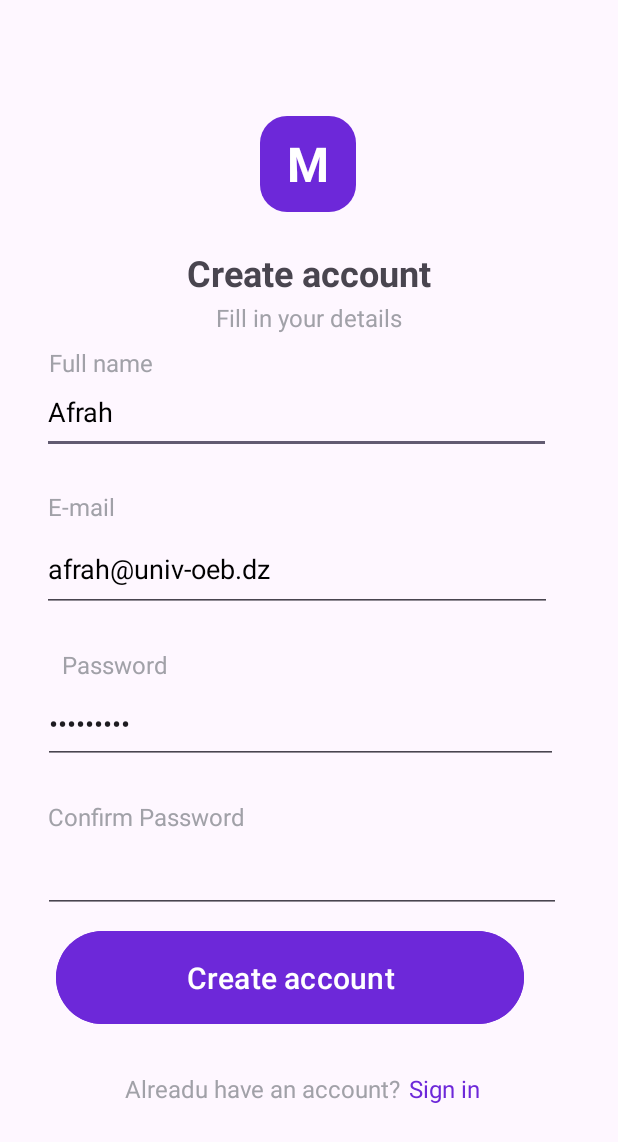
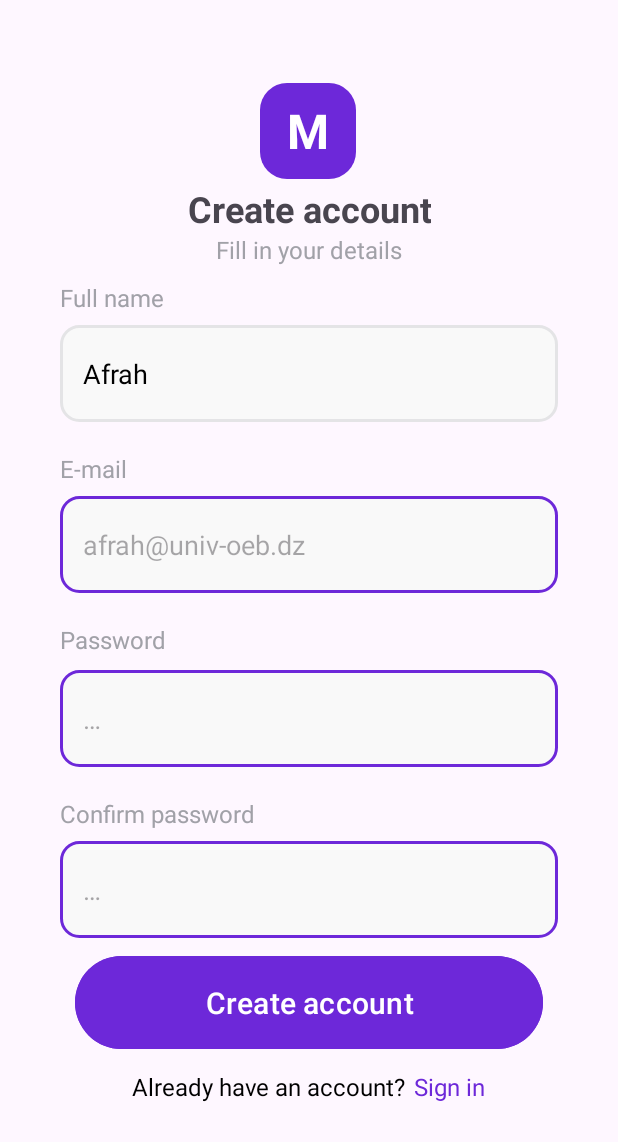
Before and after one commit to RyZeDZ/MyNotes-App, an Android app: the screen it shows after launch (MainActivity), on a phone screen of 412 x 824 dp. Shown: the top 1142 px of the screen. Run offline under Robolectric (Android 15) with nearby library versions, the light colour scheme and no system bars.

Commit message:
Add register activitiy

```diff
--- a/app/src/main/res/drawable/search_bg.xml
+++ b/app/src/main/res/drawable/search_bg.xml
@@ -1,6 +1,17 @@
 <?xml version="1.0" encoding="utf-8"?>
-<shape xmlns:android="http://schemas.android.com/apk/res/android">
-    <solid android:color="#E9EAEB" />
-    <corners android:radius="18dp" />
-    <stroke android:width="1dp" android:color="#E5E7EB"/>
-</shape>
+<selector xmlns:android="http://schemas.android.com/apk/res/android">
+    <item android:state_focused="false">
+        <shape>
+            <solid android:color="@color/background" />
+            <corners android:radius="12dp" />
+            <stroke android:width="2dp" android:color="@color/accent" />
+        </shape>
+    </item>
+    <item>
+        <shape>
+            <solid android:color="@color/background" />
+            <corners android:radius="12dp" />
+            <stroke android:width="2dp" android:color="@color/border" />
+        </shape>
+    </item>
+</selector>
--- a/app/src/main/res/layout/activity_main.xml
+++ b/app/src/main/res/layout/activity_main.xml
@@ -14,7 +14,7 @@
         android:id="@+id/textView3"
         android:layout_width="wrap_content"
         android:layout_height="wrap_content"
-        android:layout_marginTop="72dp"
+        android:layout_marginTop="50dp"
         android:width="64dp"
         android:height="64dp"
         android:background="@drawable/bg_color"
@@ -30,32 +30,28 @@
 
     <TextView
         android:id="@+id/textView7"
-        android:layout_width="240dp"
-        android:layout_height="81dp"
-        android:layout_marginBottom="96dp"
+        android:layout_width="wrap_content"
+        android:layout_height="wrap_content"
+        android:layout_marginTop="3dp"
         android:gravity="center"
         android:text="@string/register_create_account"
         android:textSize="24sp"
         android:textStyle="bold"
-        app:layout_constraintBottom_toTopOf="@+id/editTextText"
         app:layout_constraintEnd_toEndOf="parent"
-        app:layout_constraintHorizontal_bias="0.497"
         app:layout_constraintStart_toStartOf="parent"
         app:layout_constraintTop_toBottomOf="@+id/textView3"
-        app:layout_constraintVertical_bias="0.0"
         app:layout_marginBaseline="5dp" />
 
     <TextView
         android:id="@+id/textView8"
         android:layout_width="wrap_content"
         android:layout_height="wrap_content"
-        android:layout_marginTop="59dp"
         android:text="@string/register_fill_details"
         android:textColor="#A1A1A8"
         android:textSize="16sp"
         app:layout_constraintEnd_toEndOf="parent"
         app:layout_constraintStart_toStartOf="parent"
-        app:layout_constraintTop_toBottomOf="@+id/textView3" />
+        app:layout_constraintTop_toBottomOf="@+id/textView7" />
 
     <Button
         android:id="@+id/button2"
@@ -66,97 +62,106 @@
         android:text="@string/register_create_account"
         android:textSize="20sp"
         app:layout_constraintEnd_toEndOf="parent"
-        app:layout_constraintHorizontal_bias="0.373"
         app:layout_constraintStart_toStartOf="parent"
         app:layout_constraintTop_toBottomOf="@+id/editTextTextPassword2" />
 
     <EditText
         android:id="@+id/editTextText"
-        android:layout_width="339dp"
-        android:layout_height="56dp"
-        android:layout_marginTop="24dp"
+        android:layout_width="match_parent"
+        android:layout_height="wrap_content"
+        android:layout_marginStart="40dp"
+        android:layout_marginTop="7dp"
+        android:layout_marginEnd="40dp"
+        android:autofillHints="username"
+        android:background="@drawable/search_bg"
         android:ems="10"
-        android:autofillHints="username"
         android:hint="@string/register_af"
         android:inputType="text"
-        android:text="@string/register_af"
-        android:textColor="@color/black"
+        android:padding="20dp"
+        android:paddingStart="15dp"
+        android:paddingEnd="15dp"
         android:textColorHighlight="@color/black"
         android:textColorHint="@color/black"
         android:textColorLink="@color/black"
         app:layout_constraintEnd_toEndOf="parent"
-        app:layout_constraintHorizontal_bias="0.386"
         app:layout_constraintStart_toStartOf="parent"
-        app:layout_constraintTop_toBottomOf="@+id/textView8" />
+        app:layout_constraintTop_toBottomOf="@+id/textView5" />
 
     <EditText
         android:id="@+id/editTextTextEmailAddress"
-        android:layout_width="340dp"
-        android:layout_height="57dp"
-        android:layout_marginTop="48dp"
+        android:layout_width="match_parent"
+        android:layout_height="wrap_content"
+        android:layout_marginStart="40dp"
+        android:layout_marginTop="7dp"
+        android:layout_marginEnd="40dp"
+        android:autofillHints="emailAddress"
+        android:background="@drawable/search_bg"
         android:ems="10"
-        android:autofillHints="emailAddress"
         android:hint="@string/register_univ"
         android:inputType="textEmailAddress"
+        android:padding="20dp"
+        android:paddingStart="15dp"
+        android:paddingEnd="15dp"
         android:textColor="@color/black"
         android:textColorHighlight="@color/black"
-        android:textColorHint="@color/black"
         android:textColorLink="@color/black"
         app:layout_constraintEnd_toEndOf="parent"
-        app:layout_constraintHorizontal_bias="0.39"
+        app:layout_constraintHorizontal_bias="0.379"
         app:layout_constraintStart_toStartOf="parent"
-        app:layout_constraintTop_toBottomOf="@+id/editTextText" />
+        app:layout_constraintTop_toBottomOf="@+id/textView9" />
+
     <EditText
         android:id="@+id/editTextTextPassword"
-        android:layout_width="343dp"
-        android:layout_height="53dp"
-        android:layout_marginTop="48dp"
+        android:layout_width="match_parent"
+        android:layout_height="wrap_content"
+        android:layout_marginStart="40dp"
+        android:layout_marginTop="7dp"
+        android:layout_marginEnd="40dp"
         android:autofillHints="password"
+        android:background="@drawable/search_bg"
         android:ems="10"
+        android:hint="@string/register_passhint"
         android:inputType="textPassword"
-        android:text="@string/register_ar"
+        android:padding="20dp"
+        android:paddingStart="15dp"
+        android:paddingEnd="15dp"
         app:layout_constraintEnd_toEndOf="parent"
-        app:layout_constraintHorizontal_bias="0.416"
         app:layout_constraintStart_toStartOf="parent"
-        app:layout_constraintTop_toBottomOf="@+id/editTextTextEmailAddress" />
+        app:layout_constraintTop_toBottomOf="@+id/textView10" />
 
     <TextView
         android:id="@+id/textView5"
         android:layout_width="wrap_content"
         android:layout_height="wrap_content"
-        android:layout_marginTop="8dp"
+        android:layout_marginStart="40dp"
+        android:layout_marginTop="10dp"
         android:text="@string/register_name"
         android:textColor="#A1A1A8"
         android:textSize="16sp"
-        app:layout_constraintEnd_toEndOf="parent"
-        app:layout_constraintHorizontal_bias="0.095"
         app:layout_constraintStart_toStartOf="parent"
-        app:layout_constraintTop_toBottomOf="@+id/textView7" />
+        app:layout_constraintTop_toBottomOf="@+id/textView8" />
 
     <TextView
         android:id="@+id/textView9"
         android:layout_width="wrap_content"
         android:layout_height="wrap_content"
-        android:layout_marginTop="24dp"
+        android:layout_marginStart="40dp"
+        android:layout_marginTop="20dp"
         android:text="@string/register_mail"
         android:textColor="#A1A1A8"
         android:textSize="16sp"
-        app:layout_constraintEnd_toEndOf="parent"
-        app:layout_constraintHorizontal_bias="0.088"
         app:layout_constraintStart_toStartOf="parent"
-        app:layout_constraintTop_toBottomOf="@+id/editTextText"
-        app:layout_marginBaseline="4dp" />
+        app:layout_constraintTop_toBottomOf="@+id/editTextText" />
 
     <TextView
         android:id="@+id/textView10"
         android:layout_width="86dp"
         android:layout_height="24dp"
-        android:layout_marginTop="24dp"
+        android:layout_marginStart="40dp"
+        android:layout_marginTop="20dp"
         android:text="@string/register_pass"
         android:textColor="#A1A1A8"
         android:textSize="16sp"
-        app:layout_constraintEnd_toEndOf="parent"
-        app:layout_constraintHorizontal_bias="0.126"
         app:layout_constraintStart_toStartOf="parent"
         app:layout_constraintTop_toBottomOf="@+id/editTextTextEmailAddress"
         app:layout_marginBaseline="4dp" />
@@ -165,55 +170,68 @@
         android:id="@+id/textView11"
         android:layout_width="wrap_content"
         android:layout_height="wrap_content"
-        android:layout_marginTop="24dp"
+        android:layout_marginStart="40dp"
+        android:layout_marginTop="20dp"
         android:text="@string/register_cp"
         android:textColor="#A1A1A8"
         android:textSize="16sp"
-        app:layout_constraintEnd_toEndOf="parent"
-        app:layout_constraintHorizontal_bias="0.114"
         app:layout_constraintStart_toStartOf="parent"
         app:layout_constraintTop_toBottomOf="@+id/editTextTextPassword"
         app:layout_marginBaseline="42dp" />
 
     <EditText
         android:id="@+id/editTextTextPassword2"
-        android:layout_width="345dp"
-        android:layout_height="51dp"
-        android:layout_marginTop="48dp"
+        android:layout_width="match_parent"
+        android:layout_height="wrap_content"
+        android:layout_marginStart="40dp"
+        android:layout_marginTop="7dp"
+        android:layout_marginEnd="40dp"
+        android:autofillHints="password"
+        android:background="@drawable/search_bg"
         android:ems="10"
-        android:autofillHints="password"
+        android:hint="@string/register_passhint"
         android:inputType="textPassword"
+        android:padding="20dp"
+        android:paddingStart="15dp"
+        android:paddingEnd="15dp"
         app:layout_constraintEnd_toEndOf="parent"
         app:layout_constraintHorizontal_bias="0.426"
         app:layout_constraintStart_toStartOf="parent"
-        app:layout_constraintTop_toBottomOf="@+id/editTextTextPassword"
-        tools:text="afrahriad" />
+        app:layout_constraintTop_toBottomOf="@+id/textView11" />
+
+    <LinearLayout
+        android:layout_width="match_parent"
+        android:layout_height="wrap_content"
+        android:layout_marginTop="10dp"
+        android:gravity="center_horizontal"
+        android:orientation="horizontal"
+        app:layout_constraintEnd_toEndOf="parent"
+        app:layout_constraintStart_toStartOf="parent"
+        app:layout_constraintTop_toBottomOf="@+id/button2">
 
         <TextView
             android:id="@+id/textView12"
             android:layout_width="wrap_content"
-        android:layout_height="wrap_content"
-        android:layout_marginTop="28dp"
+            android:layout_height="match_parent"
             android:text="@string/register_already"
-        android:textColor="#A1A1A8"
+            android:textColor="@color/black"
             android:textSize="16sp"
-        app:layout_constraintEnd_toEndOf="parent"
-        app:layout_constraintHorizontal_bias="0.365"
             app:layout_constraintStart_toStartOf="parent"
             app:layout_constraintTop_toBottomOf="@+id/button2" />
 
         <TextView
             android:id="@+id/textView13"
             android:layout_width="wrap_content"
-        android:layout_height="wrap_content"
-        android:layout_marginTop="28dp"
-        android:shadowColor="@color/accent"
+            android:layout_height="match_parent"
+            android:layout_marginStart="5dp"
+            android:clickable="true"
             android:text="@string/register_sign_in"
             android:textColor="@color/accent"
             android:textSize="16sp"
-        app:layout_constraintEnd_toEndOf="parent"
-        app:layout_constraintHorizontal_bias="0.748"
             app:layout_constraintStart_toStartOf="parent"
             app:layout_constraintTop_toBottomOf="@+id/button2" />
 
+
+    </LinearLayout>
+
 </androidx.constraintlayout.widget.ConstraintLayout>
--- a/app/src/main/res/values/colors.xml
+++ b/app/src/main/res/values/colors.xml
@@ -3,4 +3,7 @@
     <color name="black">#FF000000</color>
     <color name="white">#FFFFFFFF</color>
     <color name="accent">#6D28D9</color>
+    <color name="gray">#A1A1A8</color>
+    <color name="background">#F9F9F9</color>
+    <color name="border">#E4E4E6</color>
 </resources>
--- a/app/src/main/res/values/strings.xml
+++ b/app/src/main/res/values/strings.xml
@@ -9,10 +9,16 @@
     <string name="register_univ">afrah@univ-oeb.dz</string>
     <string name="register_ar">afrahriad</string>
     <string name="register_pass">Password</string>
-    <string name="register_cp">Confirm Password</string>
-    <string name="register_already">Alreadu have an account?</string>
+    <string name="register_cp">Confirm password</string>
+    <string name="register_passhint">…</string>
+    <string name="register_already">Already have an account?</string>
     <string name="register_sign_in">Sign in</string>
     <string name="liset_my_note">My Notes</string>
-    <string name="three_dots">…</string>
+    <string name="three_dots">•••••</string>
     <string name="liset_serach">Search notes</string>
+    <string name="liset_all">All</string>
+    <string name="liset_work">Work</string>
+    <string name="liset_study">Study</string>
+    <string name="liset_personal">Personal</string>
+    <string name="liset_ideas">Ideas</string>
 </resources>
```
Also changed, not shown: app/src/main/AndroidManifest.xml (+1 -23 lines), app/src/main/java/com/example/mynotes/listActivity2.java (deleted, +0 -24 lines), app/src/main/res/layout/activity_list2.xml (deleted, +0 -75 lines). Lines whose indentation alone changed are shown as unchanged.
